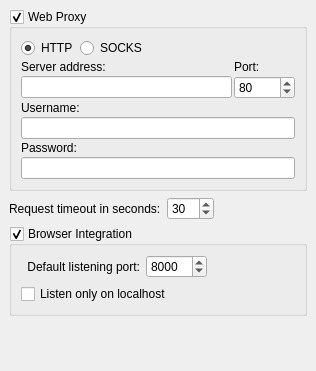
This is ui/options_network.ui in metabrainz/picard as Qt 5 draws it before an edit. The edited form follows.
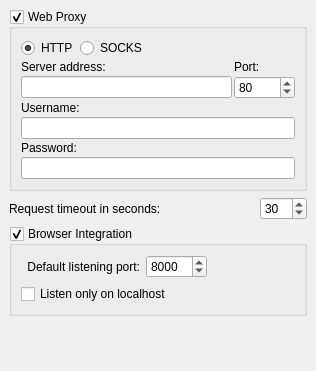
This is the edited form.

Commit message: Avoid label line break in advanced options view

```diff
--- a/ui/options_network.ui
+++ b/ui/options_network.ui
@@ -154,6 +154,12 @@
     <layout class="QHBoxLayout" name="horizontalLayout_3">
      <item>
       <widget class="QLabel" name="label_3">
+       <property name="sizePolicy">
+        <sizepolicy hsizetype="Expanding" vsizetype="Preferred">
+         <horstretch>0</horstretch>
+         <verstretch>0</verstretch>
+        </sizepolicy>
+       </property>
        <property name="text">
         <string>Request timeout in seconds:</string>
        </property>
@@ -169,19 +175,6 @@
        </property>
       </widget>
      </item>
-     <item>
-      <spacer name="horizontalSpacer_2">
-       <property name="orientation">
-        <enum>Qt::Horizontal</enum>
-       </property>
-       <property name="sizeHint" stdset="0">
-        <size>
-         <width>40</width>
-         <height>20</height>
-        </size>
-       </property>
-      </spacer>
-     </item>
     </layout>
    </item>
    <item>
```
The commit also changes 1 other file.
